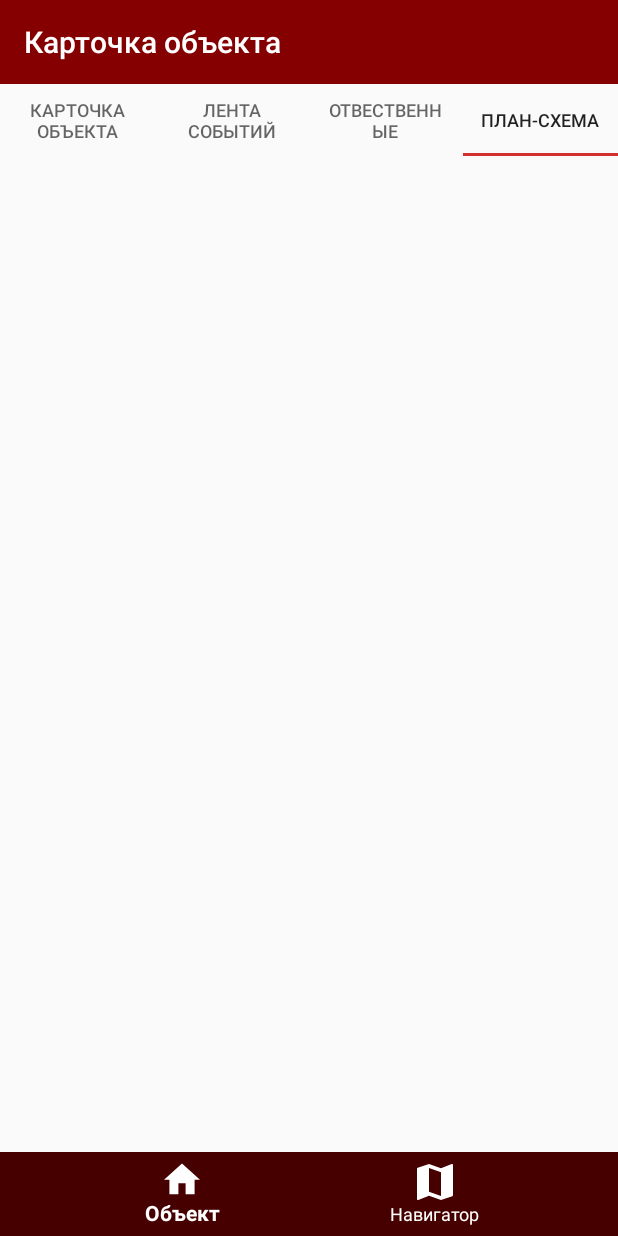
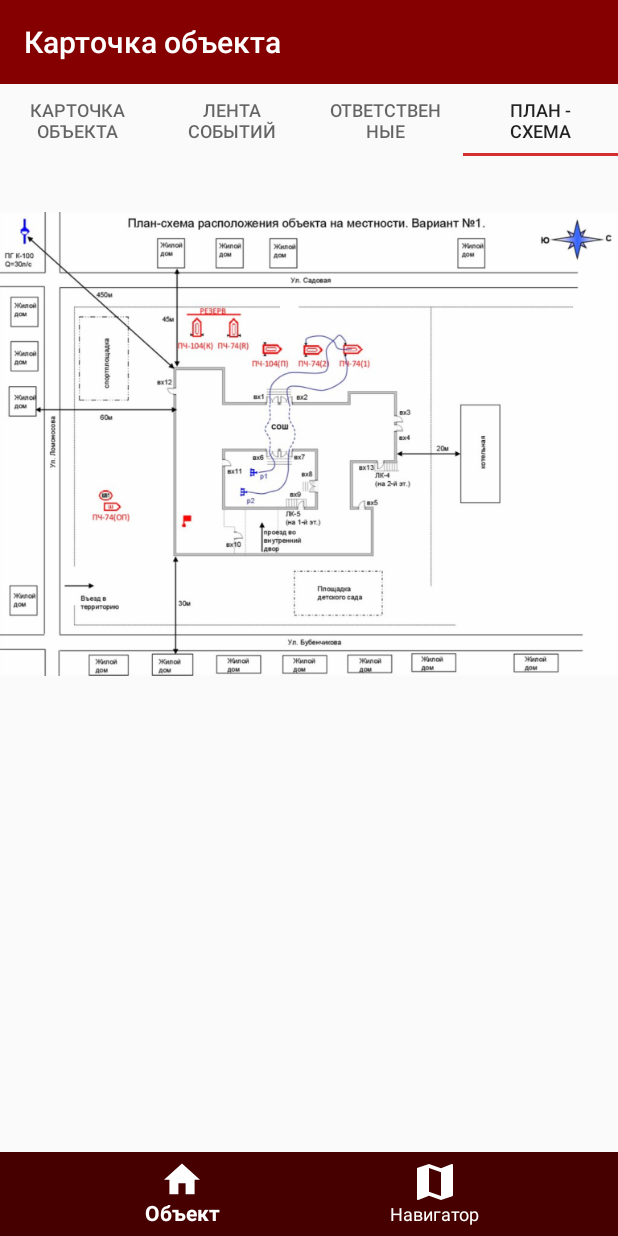
Before and after one commit to lonedoc/Android_GbrNavigation, an Android app: the TabFragment screen opened directly, with no data from a screen before it, tab 4 chosen, on a phone screen of 412 x 824 dp. Run offline under Robolectric (Android 15) with nearby library versions, the phone set to English and light mode, and no system bars; libraries missing offline, so code that uses them is left out: com.github.chrisbanes.photoview, org.osmdroid.tileprovider, org.osmdroid.views; plain views replace PhotoView.

Commit message:
With tabs

```diff
--- a/app/src/main/java/kobramob/rubeg38/ru/gbrnavigation/Lala.java
+++ b/app/src/main/java/kobramob/rubeg38/ru/gbrnavigation/Lala.java
@@ -22,4 +22,6 @@ public class Lala {
     alla(){
 
     }
+
+
 }
--- a/app/src/main/java/kobramob/rubeg38/ru/gbrnavigation/NavigatorActivity.kt
+++ b/app/src/main/java/kobramob/rubeg38/ru/gbrnavigation/NavigatorActivity.kt
@@ -154,7 +154,7 @@ class NavigatorActivity : Activity(), LocationListener{
 
     private var oldDistance:Float = 0F
 
-    private var stopUpdateRoad:Boolean=false
+    private var stopUpdateRoad:Boolean = false
 
     private fun createRoad()
     {
--- /dev/null
+++ b/app/src/main/java/kobramob/rubeg38/ru/gbrnavigation/objectactivity/SampleFragmentPagerAdapter.kt
@@ -0,0 +1,33 @@
+package kobramob.rubeg38.ru.gbrnavigation.objectactivity
+
+import android.content.Context
+import android.os.Parcelable
+import android.support.v4.app.Fragment
+import android.support.v4.app.FragmentManager
+import android.support.v4.app.FragmentPagerAdapter
+
+class SampleFragmentPagerAdapter(fm: FragmentManager?, private val context: Context) : FragmentPagerAdapter(fm) {
+
+
+    override fun getCount(): Int {
+        return 4
+    }
+
+    private val tabTitles = arrayOf("Карточка объекта", "Лента событий", "Ответственные","План - схема")
+
+    override fun getItem(position: Int): Fragment {
+        var fragment:Fragment? = null
+        when(position){
+            0->{fragment = ObjectFragment()}
+            1->{fragment = FeedFragment()}
+            2->{fragment = ResponsibleFragment()}
+            3->{fragment = PlanFragment()}
+        }
+        return fragment!!
+    }
+
+    override fun getPageTitle(position: Int): CharSequence {
+        // генерируем заголовок в зависимости от позиции
+        return tabTitles[position]
+    }
+}
--- a/app/src/main/java/kobramob/rubeg38/ru/gbrnavigation/objectactivity/TabFragment.kt
+++ b/app/src/main/java/kobramob/rubeg38/ru/gbrnavigation/objectactivity/TabFragment.kt
@@ -1,7 +1,9 @@
 package kobramob.rubeg38.ru.gbrnavigation.objectactivity
 
 import android.os.Bundle
+import android.support.design.widget.TabLayout
 import android.support.v4.app.Fragment
+import android.support.v4.view.ViewPager
 import android.view.LayoutInflater
 import android.view.View
 import android.view.ViewGroup
@@ -19,6 +21,13 @@ class TabFragment:Fragment() {
 
     override fun onCreateView(inflater: LayoutInflater, container: ViewGroup?, savedInstanceState: Bundle?): View? {
         val rootView:View = inflater.inflate(R.layout.tab_fragment, container, false)
+
+        val viewPager: ViewPager = rootView.findViewById(R.id.pager)
+        viewPager.adapter = SampleFragmentPagerAdapter(childFragmentManager,context!!)
+
+        val tablLayout:TabLayout = rootView.findViewById(R.id.testTab)
+        tablLayout.setupWithViewPager(viewPager)
+
         return rootView
     }
 }
--- a/app/src/main/res/layout/tab_fragment.xml
+++ b/app/src/main/res/layout/tab_fragment.xml
@@ -7,6 +7,7 @@
 
 
     <android.support.design.widget.TabLayout
+            android:id="@+id/testTab"
             android:layout_width="match_parent"
             android:layout_height="wrap_content">
 
@@ -31,7 +32,8 @@
                 android:text="План-схема"/>
     </android.support.design.widget.TabLayout>
     <android.support.v4.view.ViewPager android:layout_width="match_parent"
-                                       android:layout_height="match_parent">
+                                       android:layout_height="match_parent"
+    android:id="@+id/pager">
 
     </android.support.v4.view.ViewPager>
 
--- a/build.gradle
+++ b/build.gradle
@@ -7,6 +7,7 @@ buildscript {
         jcenter()
 
     }
+
     dependencies {
         classpath 'com.android.tools.build:gradle:3.3.2'
         classpath "org.jetbrains.kotlin:kotlin-gradle-plugin:$kotlin_version"
@@ -14,6 +15,8 @@ buildscript {
         // NOTE: Do not place your application dependencies here; they belong
         // in the individual module build.gradle files
     }
+
+
 }
 
 allprojects {
@@ -22,6 +25,7 @@ allprojects {
         jcenter()
         maven { url "https://jitpack.io" }
     }
+
 }
 
 task clean(type: Delete) {
```
Also changed, not shown: app/build.gradle (+16 -0 lines).
